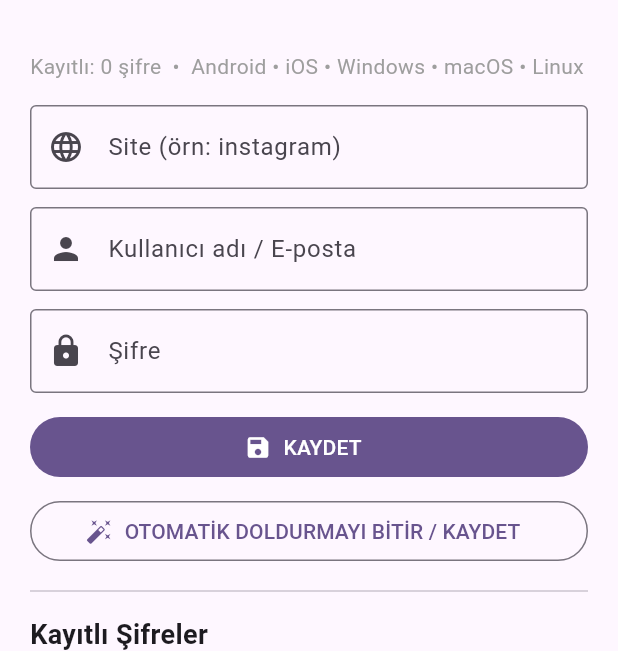
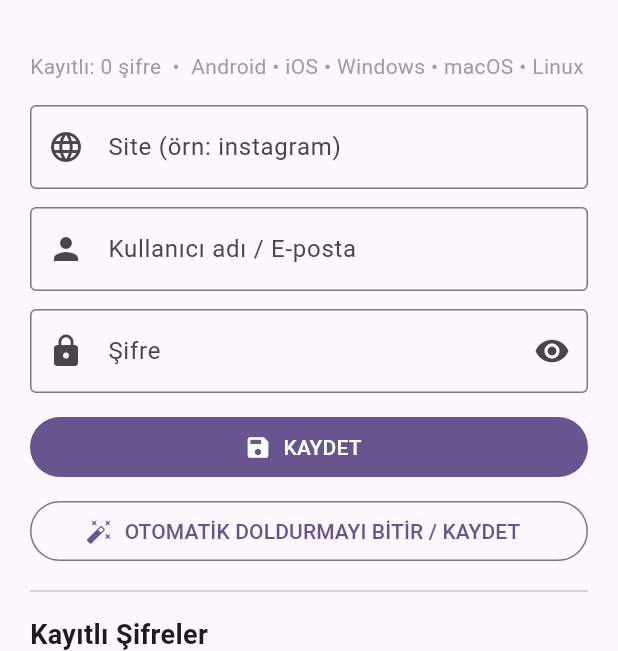
Before and after one commit to hasanylmztrk/SafeKey-Password-Generator, a Flutter app: the screen it shows after launch, after a tap on "KAYDET", on a phone screen of 412 x 824 dp, the part 63-714 px from its top. Run offline on Flutter 3.47's test engine with Material 3 defaults, Android fonts, the phone set to English and light mode, and no system bars; our stand-ins replace flutter_secure_storage.

Commit message:
Update main.dart

```diff
--- a/lib/main.dart
+++ b/lib/main.dart
@@ -33,11 +33,32 @@ class _AnaSayfaState extends State<AnaSayfa> {
   final userCtrl = TextEditingController();
   final passCtrl = TextEditingController();
   Map<String, dynamic> veriler = {};
+  bool sifreGizli = true;
 
   @override
   void initState() {
     super.initState();
     yukle();
+    // OTOMATIK DOLDURMA: Site yazildikca dinle
+    siteCtrl.addListener(() {
+      final site = siteCtrl.text.trim().toLowerCase();
+      if (site.isEmpty) return;
+      final item = veriler[site];
+      if (item != null) {
+        // Eger kullanici zaten elle bir sey yazmadiysa doldur
+        // veya direkt doldur, cunku site eslesti
+        userCtrl.text = item['kullanici'] ?? '';
+        passCtrl.text = item['sifre'] ?? '';
+      }
+    });
+  }
+
+  @override
+  void dispose() {
+    siteCtrl.dispose();
+    userCtrl.dispose();
+    passCtrl.dispose();
+    super.dispose();
   }
 
   Future<void> yukle() async {
@@ -65,6 +86,11 @@ class _AnaSayfaState extends State<AnaSayfa> {
       siteCtrl.clear(); userCtrl.clear(); passCtrl.clear();
     });
     await kaydet();
+    // OTOMATIK DOLDURMA: Sisteme "kayit bitti" de, Android/iOS kaydetmeyi teklif etsin
+    TextInput.finishAutofillContext();
+    if (!mounted) return;
+    ScaffoldMessenger.of(context).showSnackBar(
+      SnackBar(content: Text('$site kaydedildi! ✅')));
   }
 
   void sil(String site) async {
@@ -82,6 +108,7 @@ class _AnaSayfaState extends State<AnaSayfa> {
     final item = veriler[site];
     if (item == null) return;
     setState(() {
+      siteCtrl.text = site;
       userCtrl.text = item['kullanici'] ?? '';
       passCtrl.text = item['sifre'] ?? '';
     });
@@ -104,14 +131,16 @@ class _AnaSayfaState extends State<AnaSayfa> {
             Text('Kayıtlı: ${veriler.length} şifre  •  Android • iOS • Windows • macOS • Linux',
               style: const TextStyle(color: Colors.grey)),
             const SizedBox(height: 16),
-            // OTOMATİK DOLDURMA ALANI (Flutter Autofill)
             AutofillGroup(
               child: Column(
                 children: [
                   TextField(
                     controller: siteCtrl,
+                    autofillHints: const [AutofillHints.url],
+                    textInputAction: TextInputAction.next,
                     decoration: const InputDecoration(
                       labelText: 'Site (örn: instagram)',
+                      hintText: 'Yazınca otomatik dolar...',
                       border: OutlineInputBorder(),
                       prefixIcon: Icon(Icons.language)),
                   ),
@@ -119,6 +148,8 @@ class _AnaSayfaState extends State<AnaSayfa> {
                   TextField(
                     controller: userCtrl,
                     autofillHints: const [AutofillHints.username, AutofillHints.email],
+                    keyboardType: TextInputType.emailAddress,
+                    textInputAction: TextInputAction.next,
                     decoration: const InputDecoration(
                       labelText: 'Kullanıcı adı / E-posta',
                       border: OutlineInputBorder(),
@@ -128,11 +159,18 @@ class _AnaSayfaState extends State<AnaSayfa> {
                   TextField(
                     controller: passCtrl,
                     autofillHints: const [AutofillHints.password],
-                    obscureText: true,
-                    decoration: const InputDecoration(
+                    obscureText: sifreGizli,
+                    textInputAction: TextInputAction.done,
+                    onSubmitted: (_) => ekle(),
+                    decoration: InputDecoration(
                       labelText: 'Şifre',
-                      border: OutlineInputBorder(),
-                      prefixIcon: Icon(Icons.lock)),
+                      border: const OutlineInputBorder(),
+                      prefixIcon: const Icon(Icons.lock),
+                      suffixIcon: IconButton(
+                        icon: Icon(sifreGizli ? Icons.visibility : Icons.visibility_off),
+                        onPressed: () => setState(() => sifreGizli = !sifreGizli),
+                      ),
+                    ),
                   ),
                 ],
               ),
@@ -156,6 +194,7 @@ class _AnaSayfaState extends State<AnaSayfa> {
               final item = veriler[site];
               return Card(
                 child: ListTile(
+                  onTap: () => doldur(site),
                   leading: CircleAvatar(child: Text(site[0].toUpperCase())),
                   title: Text(site.toUpperCase(), style: const TextStyle(fontWeight: FontWeight.bold)),
                   subtitle: Text('Kullanıcı: ${item['kullanici']}  •  Şifre: ••••••••'),
```
